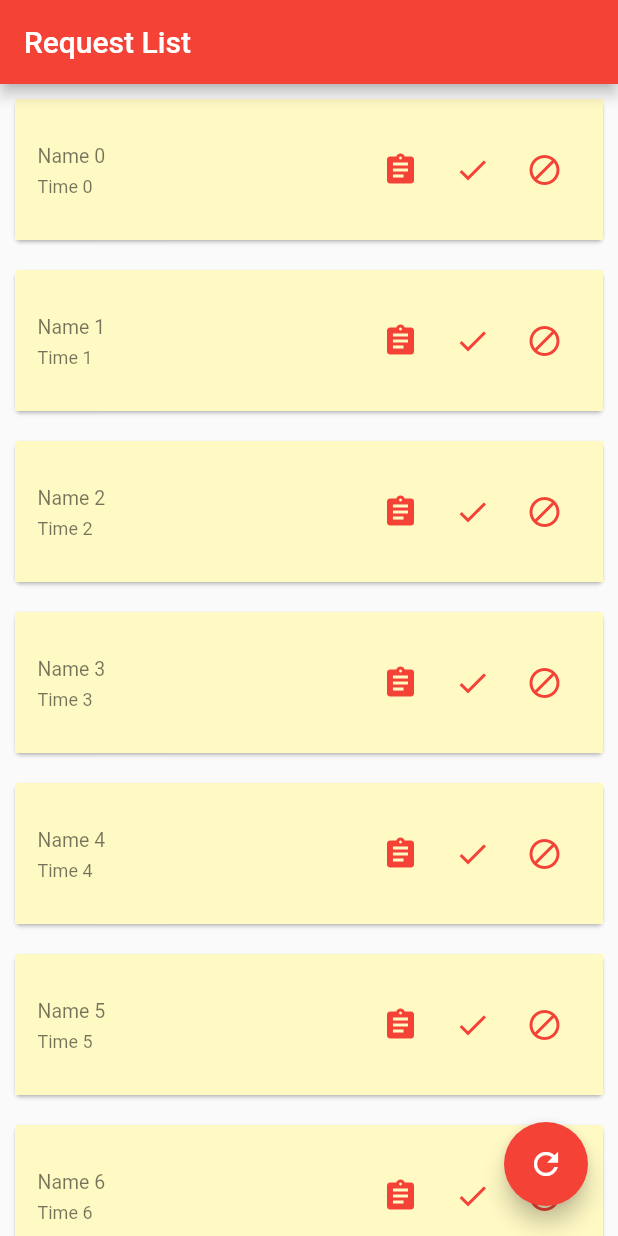
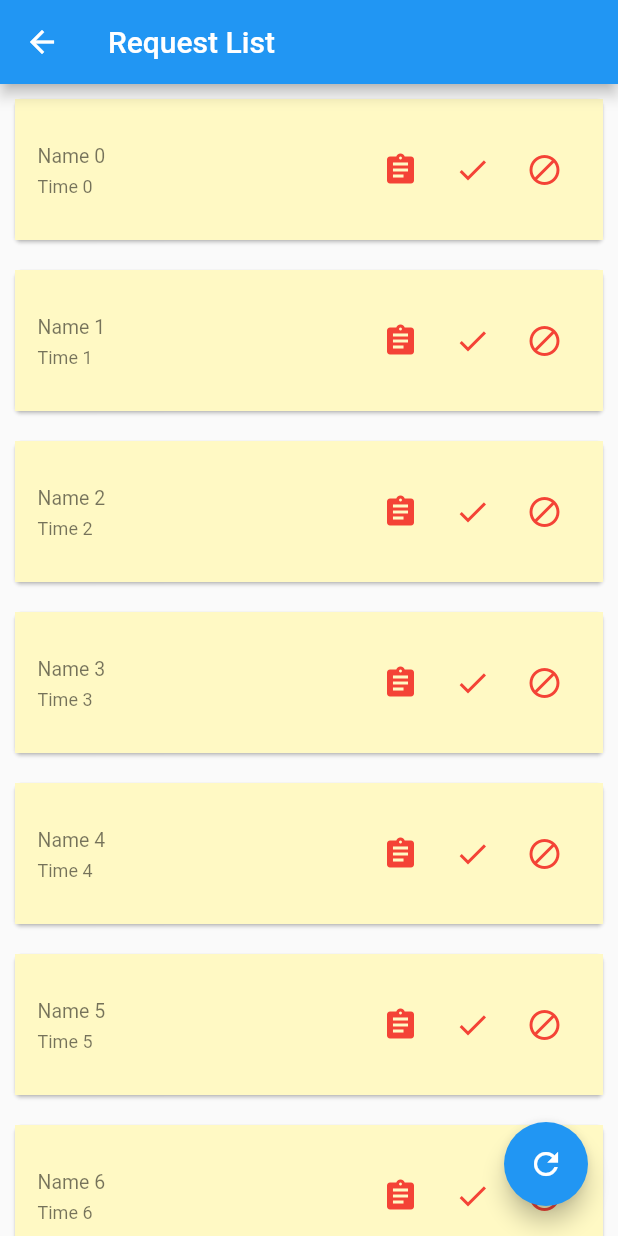
Before and after one commit to joju-j/GatePass, a Flutter app: the hodpage screen opened directly, after a tap on "Incoming Requests", on a phone screen of 412 x 824 dp. Run offline on Flutter 3.47's test engine with Material 2 defaults, Android fonts, the phone set to English and light mode, and no system bars; our stand-ins replace barcode_widget, dropdown_button2, supabase; missing offline and left inert: flutter_barcode_scanner; accounts and stored records are empty.

Commit message:
fixed navigate back

```diff
--- a/lib/main.dart
+++ b/lib/main.dart
@@ -9,7 +9,6 @@ import '../supabase/authentication.notifier.dart';
 void main() {
   runApp(MyApp());
 }
-
 
 class MyApp extends StatelessWidget {
   @override
--- a/lib/screens/hod/history.dart
+++ b/lib/screens/hod/history.dart
@@ -3,31 +3,31 @@ import 'package:login_app/screens/hod/decison.dart';
 import 'package:login_app/screens/hod/info.dart';
 
 void main() {
-  runApp(const history());
+  runApp(history());
 }
 
-class history extends StatelessWidget {
+// class history extends StatelessWidget {
+//   const history({Key? key}) : super(key: key);
+
+//   @override
+//   Widget build(BuildContext context) {
+//     return const MaterialApp(
+//       // Remove the debug banner
+//       debugShowCheckedModeBanner: false,
+//       title: 'History',
+//       home: HomePage(),
+//     );
+//   }
+// }
+
+class history extends StatefulWidget {
   const history({Key? key}) : super(key: key);
 
   @override
-  Widget build(BuildContext context) {
-    return const MaterialApp(
-      // Remove the debug banner
-      debugShowCheckedModeBanner: false,
-      title: 'History',
-      home: HomePage(),
-    );
-  }
+  _historyState createState() => _historyState();
 }
 
-class HomePage extends StatefulWidget {
-  const HomePage({Key? key}) : super(key: key);
-
-  @override
-  _HomePageState createState() => _HomePageState();
-}
-
-class _HomePageState extends State<HomePage> {
+class _historyState extends State<history> {
   // This holds a list of fiction users
   // You can use data fetched from a database or a server as well
   final List<Map<String, dynamic>> _allUsers = [
--- a/lib/screens/hod/hodhome.dart
+++ b/lib/screens/hod/hodhome.dart
@@ -41,8 +41,7 @@ class hodpage extends StatelessWidget {
                       Navigator.push(
                           context,
                           MaterialPageRoute(
-                              builder: (BuildContext context) =>
-                                  const hodreq())),
+                              builder: (BuildContext context) => hodreq())),
                     },
                     style: ElevatedButton.styleFrom(
                       padding: const EdgeInsets.only(
--- a/lib/screens/hod/incomreq.dart
+++ b/lib/screens/hod/incomreq.dart
@@ -2,26 +2,26 @@ import 'package:flutter/material.dart';
 import 'package:login_app/screens/hod/decison.dart';
 
 void main() {
-  runApp(const hodreq());
+  runApp( hodreq());
 }
 
+// class hodreq extends StatelessWidget {
+//   const hodreq({Key? key}) : super(key: key);
+
+//   @override
+//   Widget build(BuildContext context) {
+//     return MaterialApp(
+//         // Remove the debug banner
+//         debugShowCheckedModeBanner: false,
+//         title: ' x',
+//         theme: ThemeData(
+//           primarySwatch: Colors.red,
+//         ),
+//         home: HomePage());
+//   }
+// }
+
 class hodreq extends StatelessWidget {
-  const hodreq({Key? key}) : super(key: key);
-
-  @override
-  Widget build(BuildContext context) {
-    return MaterialApp(
-        // Remove the debug banner
-        debugShowCheckedModeBanner: false,
-        title: ' x',
-        theme: ThemeData(
-          primarySwatch: Colors.red,
-        ),
-        home: HomePage());
-  }
-}
-
-class HomePage extends StatelessWidget {
   // Generate some dummy data
   final List<Map<String, dynamic>> _items = List.generate(
       100,
@@ -63,7 +63,6 @@ class HomePage extends StatelessWidget {
                             print(context);
                             Navigator.of(context).push(MaterialPageRoute(
                                 builder: (context) => decision()));
-
                           },
                           icon: const Icon(Icons.assignment)),
                       IconButton(
```
Also changed, not shown: lib/screens/loginpage.dart (+15 -2 lines), pubspec.yaml (+4 -3 lines), pubspec.lock, 1 other file.
